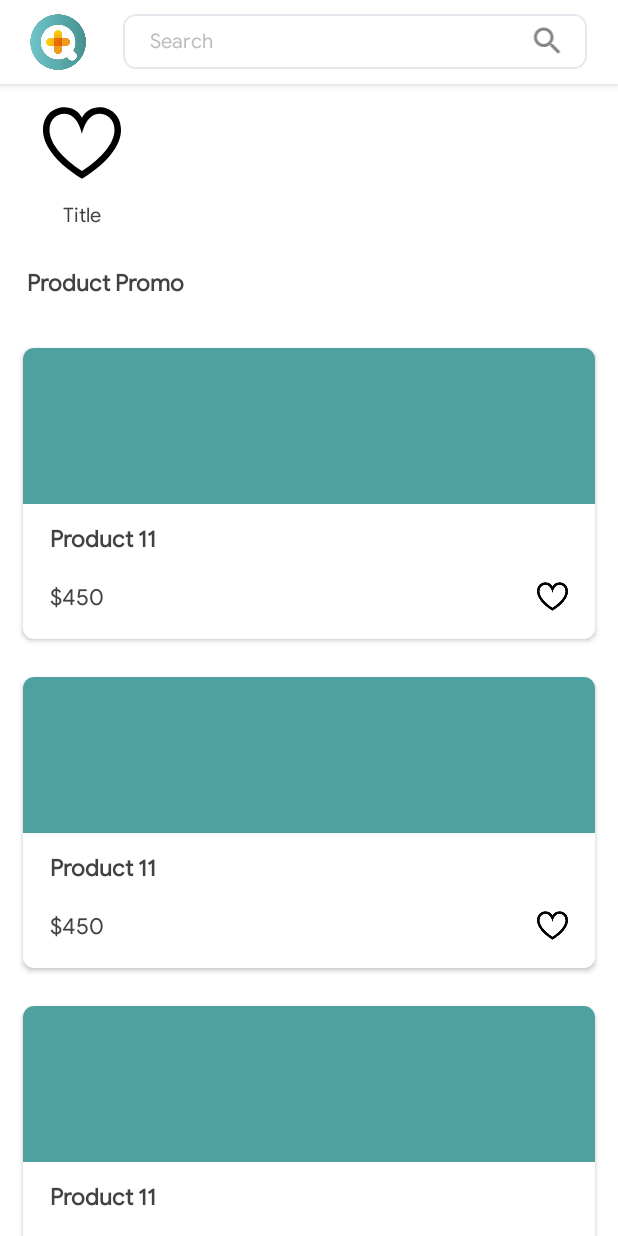
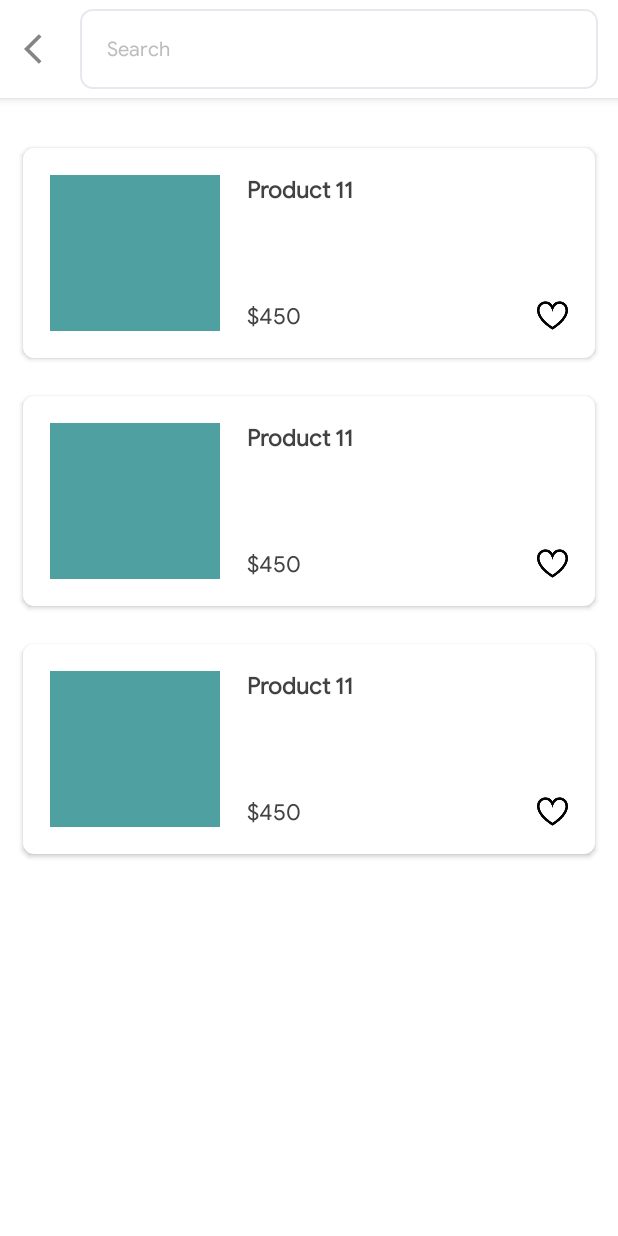
Before and after one commit to rio45ka/SehatQAssignment, an Android app: the layout fragment_search.xml on its own in the app's theme, with its tools: preview values and no code run, on a phone screen of 412 x 824 dp. Run offline under Robolectric (Android 15) with nearby library versions, the phone set to English and light mode, and no system bars; network calls fail.

Commit message:
finish search fragment

```diff
--- a/app/src/main/java/com/auroraministudio/sehatqassignment/feature/home/presentation/viewmodel/HomeViewModel.kt
+++ b/app/src/main/java/com/auroraministudio/sehatqassignment/feature/home/presentation/viewmodel/HomeViewModel.kt
@@ -1,6 +1,7 @@
 package com.auroraministudio.sehatqassignment.feature.home.presentation.viewmodel
 
 import androidx.hilt.lifecycle.ViewModelInject
+import androidx.lifecycle.LiveData
 import androidx.lifecycle.MutableLiveData
 import androidx.lifecycle.ViewModel
 import androidx.lifecycle.viewModelScope
--- a/app/src/main/java/com/auroraministudio/sehatqassignment/utils/Const.kt
+++ b/app/src/main/java/com/auroraministudio/sehatqassignment/utils/Const.kt
@@ -15,4 +15,6 @@ object Const {
     const val TABLE_PRODUCT = "product"
     const val TABLE_CATEGORY = "category"
     const val TABLE_CART = "cart"
+
+    const val LOREM_IPSUM = "Lorem ipsum dolor sit amet, consectetur adipiscing elit. Nullam luctus nunc dapibus quam maximus venenatis. Fusce vitae sem eu erat aliquam laoreet. Donec tempor ornare faucibus. Nam ut magna vel sapien varius interdum. Pellentesque vitae leo efficitur, scelerisque ipsum quis, blandit libero. Pellentesque malesuada tincidunt sagittis. Cras congue rutrum sodales. In feugiat nisl sed nisi convallis varius. Curabitur efficitur aliquam tortor sit amet aliquam. Praesent elementum neque est, sit amet efficitur tortor suscipit eu. Vivamus eget volutpat massa. Vestibulum elementum, nisl ut mollis malesuada, turpis massa sagittis metus, ut posuere neque nunc at mi. Sed gravida eget arcu at pellentesque. Suspendisse ac ex quam. Suspendisse gravida pellentesque quam quis mattis. Phasellus enim mi, vehicula at hendrerit ut, volutpat in neque."
 }
--- /dev/null
+++ b/app/src/main/res/drawable-anydpi/ic_menu_back_ios.xml
@@ -0,0 +1,11 @@
+<vector xmlns:android="http://schemas.android.com/apk/res/android"
+    android:width="24dp"
+    android:height="24dp"
+    android:viewportWidth="24"
+    android:viewportHeight="24"
+    android:tint="#333333"
+    android:alpha="0.6">
+  <path
+      android:fillColor="@android:color/white"
+      android:pathData="M11.67,3.87L9.9,2.1 0,12l9.9,9.9 1.77,-1.77L3.54,12z"/>
+</vector>
--- a/app/src/main/res/layout/fragment_home.xml
+++ b/app/src/main/res/layout/fragment_home.xml
@@ -40,6 +40,7 @@
                     android:src="@drawable/ic_round_sehatq" />
 
                 <RelativeLayout
+                    android:id="@+id/btn_search_home"
                     android:layout_width="0dp"
                     android:layout_height="@dimen/_28sdp"
                     android:layout_marginStart="@dimen/padding_normal"
--- a/app/src/main/res/layout/fragment_search.xml
+++ b/app/src/main/res/layout/fragment_search.xml
@@ -2,7 +2,7 @@
 <layout xmlns:android="http://schemas.android.com/apk/res/android"
     xmlns:app="http://schemas.android.com/apk/res-auto"
     xmlns:tools="http://schemas.android.com/tools"
-    tools:context=".feature.home.presentation.view.HomeFragment">
+    tools:context="com.auroraministudio.sehatqassignment.feature.search.presentation.view.SearchFragment">
 
     <data>
 
@@ -11,8 +11,8 @@
             type="com.auroraministudio.sehatqassignment.feature.search.presentation.viewmodel.SearchViewModel" />
 
         <variable
-            name="adapterProduct"
-            type="com.auroraministudio.sehatqassignment.feature.home.presentation.adapter.ProductAdapter" />
+            name="adapterSearch"
+            type="com.auroraministudio.sehatqassignment.feature.search.presentation.adapter.SearchProductAdapter" />
 
     </data>
 
@@ -22,9 +22,9 @@
         android:orientation="vertical">
 
         <androidx.appcompat.widget.Toolbar
-            android:id="@+id/toolbar_home"
+            android:id="@+id/toolbar_search"
             android:layout_width="match_parent"
-            android:layout_height="?attr/actionBarSize"
+            android:layout_height="@dimen/_50sdp"
             android:background="@color/windowBackground"
             android:elevation="@dimen/_3sdp">
 
@@ -35,70 +35,35 @@
                 android:orientation="horizontal">
 
                 <ImageView
-                    android:layout_width="@dimen/_35sdp"
+                    android:id="@+id/iv_back_search_fragment"
+                    android:layout_width="wrap_content"
                     android:layout_height="wrap_content"
-                    android:src="@drawable/ic_round_sehatq" />
+                    android:src="@drawable/ic_menu_back_ios" />
 
-                <RelativeLayout
-                    android:layout_width="0dp"
-                    android:layout_height="@dimen/_28sdp"
-                    android:layout_marginStart="@dimen/padding_normal"
-                    android:layout_marginEnd="@dimen/padding_normal"
-                    android:layout_weight="1"
-                    android:background="@drawable/rounded_input_type1_normal">
-
-                    <ImageView
-                        android:layout_width="@dimen/_20sdp"
-                        android:layout_height="wrap_content"
-                        android:layout_centerVertical="true"
-                        android:layout_marginEnd="@dimen/padding_small"
-                        android:layout_alignParentEnd="true"
-                        android:src="@drawable/ic_menu_search" />
-
-                    <TextView
-                        android:layout_width="wrap_content"
-                        android:layout_height="wrap_content"
-                        android:textSize="@dimen/text_medium"
-                        android:layout_centerVertical="true"
-                        android:layout_marginStart="@dimen/padding_medium"
-                        android:textColor="@color/textHintColor"
-                        android:text="@string/search" />
-
-                </RelativeLayout>
+                <androidx.appcompat.widget.AppCompatEditText
+                    android:id="@+id/et_search_keyword"
+                    android:layout_width="match_parent"
+                    android:layout_height="wrap_content"
+                    android:imeOptions="actionSearch"
+                    android:inputType="text"
+                    android:maxLines="1"
+                    android:layout_marginEnd="@dimen/padding_small"
+                    android:layout_marginStart="@dimen/padding_small"
+                    android:hint="@string/search"
+                    style="@style/Input.Type1" />
 
             </LinearLayout>
 
         </androidx.appcompat.widget.Toolbar>
 
         <androidx.recyclerview.widget.RecyclerView
-            android:id="@+id/rv_category_home"
-            android:layout_width="match_parent"
-            android:layout_height="wrap_content"
-            android:clipToPadding="false"
-            android:paddingStart="15dp"
-            android:paddingEnd="15dp"
-            tools:listitem="@layout/item_category"
-            tools:itemCount="1"
-            android:scrollbars="none" />
-
-        <TextView
-            android:layout_width="wrap_content"
-            android:layout_height="wrap_content"
-            android:text="@string/product_promo"
-            android:textSize="@dimen/text_normal"
-            android:layout_marginTop="@dimen/padding_small"
-            android:textStyle="bold"
-            android:textColor="@color/textColor"
-            android:layout_marginStart="@dimen/padding_medium" />
-
-        <androidx.recyclerview.widget.RecyclerView
-            android:id="@+id/rv_product_home"
+            android:id="@+id/rv_product_search"
             android:layout_width="match_parent"
             android:layout_height="match_parent"
             android:layout_marginTop="@dimen/padding_small"
-            app:setAdapter="@{adapterProduct}"
+            app:setAdapter="@{adapterSearch}"
             app:layoutManager="androidx.recyclerview.widget.LinearLayoutManager"
-            tools:listitem="@layout/item_product" />
+            tools:listitem="@layout/item_product_search" />
 
     </LinearLayout>
 </layout>
```
Also changed, not shown: app/src/main/java/com/auroraministudio/sehatqassignment/feature/dashboard/view/DashboardActivity.kt (+15 -5 lines), app/src/main/java/com/auroraministudio/sehatqassignment/feature/home/presentation/view/HomeFragment.kt (+10 -1 lines), app/src/main/java/com/auroraministudio/sehatqassignment/feature/search/data/SearchRepository.kt (added, +23 -0 lines), app/src/main/java/com/auroraministudio/sehatqassignment/feature/search/presentation/view/SearchFragment.kt (+69 -3 lines), app/src/main/java/com/auroraministudio/sehatqassignment/feature/search/presentation/viewmodel/SearchViewModel.kt (+20 -1 lines), app/src/main/java/com/auroraministudio/sehatqassignment/utils/SampleData.kt (added, +79 -0 lines), app/src/main/res/navigation/bottom_nav_graph.xml (+10 -1 lines), app/src/main/res/drawable-hdpi/ic_menu_back_ios.png (added), app/src/main/res/drawable-mdpi/ic_menu_back_ios.png (added), app/src/main/res/drawable-xhdpi/ic_menu_back_ios.png (added), app/src/main/res/drawable-xxhdpi/ic_menu_back_ios.png (added).
